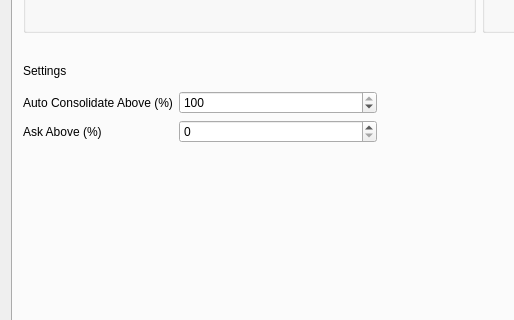
First picture: the form in gui.ui, repository Open-Telecoms-Data/ofds_consolidation_tool, before the edit; both pictures show x 0 to 514 and y 166 to 486 of the 947 by 965 pixel window.
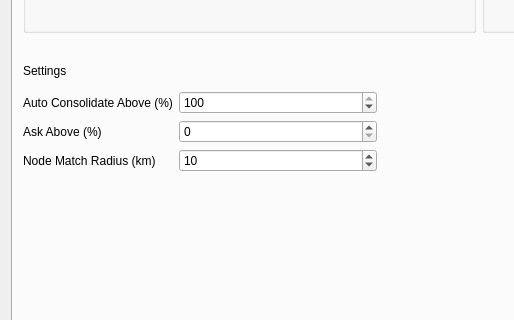
Second picture: the form after the edit. Custom widgets are drawn as their Qt base class.

Commit message: feat(tool): Add node match radius setting

Patch:
```diff
--- a/gui.ui
+++ b/gui.ui
@@ -138,13 +138,13 @@
         <string>Input Selection</string>
        </property>
       </widget>
-      <widget class="QWidget" name="">
+      <widget class="QWidget" name="layoutWidget">
        <property name="geometry">
         <rect>
          <x>10</x>
          <y>220</y>
          <width>354</width>
-         <height>92</height>
+         <height>140</height>
         </rect>
        </property>
        <layout class="QFormLayout" name="settingsFormLayout">
@@ -182,6 +182,26 @@
           </property>
          </widget>
         </item>
+        <item row="2" column="1">
+         <widget class="QSpinBox" name="spinBox">
+          <property name="minimum">
+           <number>1</number>
+          </property>
+          <property name="maximum">
+           <number>200</number>
+          </property>
+          <property name="value">
+           <number>10</number>
+          </property>
+         </widget>
+        </item>
+        <item row="2" column="0">
+         <widget class="QLabel" name="label">
+          <property name="text">
+           <string>Node Match Radius (km)</string>
+          </property>
+         </widget>
+        </item>
        </layout>
       </widget>
      </widget>
```
The commit also changes 2 other files.
